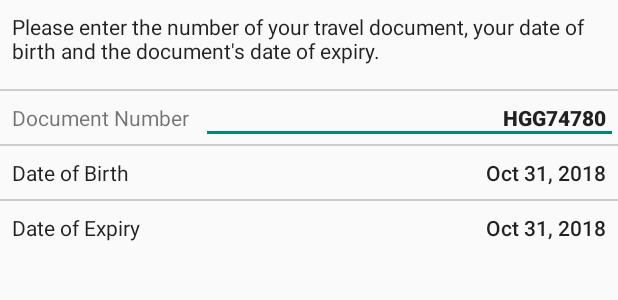
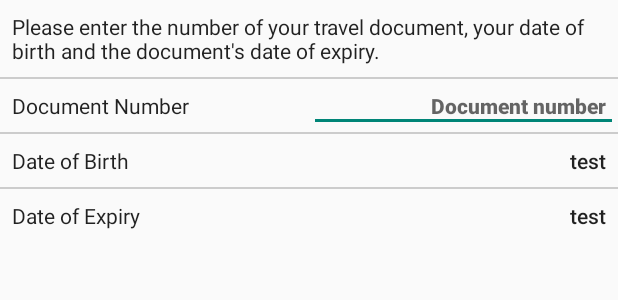
Before and after one commit to AppliedRecognition/Passport-Reader-Android, an Android app: the layout fragment_bacmanual_input.xml on its own in the app's theme, with its tools: preview values and no code run, on a phone screen of 412 x 824 dp. Shown: the top 300 px of the screen. Run offline under Robolectric (Android 15) with nearby library versions, the phone set to English and light mode, and no system bars.

Commit message:
Added old folders to ignore. Updated BAC input table view.

```diff
--- a/mrtdreader/src/main/res/layout/fragment_bacmanual_input.xml
+++ b/mrtdreader/src/main/res/layout/fragment_bacmanual_input.xml
@@ -1,15 +1,10 @@
-<ScrollView  xmlns:android="http://schemas.android.com/apk/res/android"
-    xmlns:app="http://schemas.android.com/apk/res-auto"
+<TableLayout xmlns:android="http://schemas.android.com/apk/res/android"
     xmlns:tools="http://schemas.android.com/tools"
-    tools:context=".BACInputFragment"
     android:layout_width="match_parent"
-    android:layout_height="match_parent">
-<android.support.constraint.ConstraintLayout
-    android:layout_width="match_parent"
-    android:layout_height="wrap_content">
+    android:layout_height="wrap_content"
+    tools:context=".BACInputFragment">
 
     <TextView
-        android:id="@+id/textView2"
         android:layout_width="match_parent"
         android:layout_height="wrap_content"
         android:padding="@dimen/bac_table_padding"
@@ -17,22 +12,17 @@
         android:textAlignment="viewStart"
         android:textAppearance="@style/TextAppearance.AppCompat.Body1" />
 
-    <View
-        android:id="@+id/separator1"
-        android:layout_width="match_parent"
-        android:layout_height="1dp"
-        android:layout_marginTop="8dp"
-        android:background="@color/bacTableRowSeparator"
-        app:layout_constraintTop_toBottomOf="@id/textView2" />
+    <View android:layout_width="match_parent" android:layout_height="1dp" android:background="@color/bacTableRowSeparator" />
 
+    <TableRow>
 
         <TextView
-        android:id="@+id/textView3"
             android:layout_width="0dp"
             android:layout_height="wrap_content"
+            android:layout_weight="1"
             android:padding="@dimen/bac_table_padding"
             android:text="@string/pp_info_lbl_doc_number"
-        app:layout_constraintTop_toBottomOf="@id/separator1" />
+            android:textAppearance="@style/TextAppearance.AppCompat.Body1" />
 
         <EditText
             android:id="@+id/txt_doc_number"
@@ -45,31 +35,23 @@
             android:maxLength="9"
             android:maxLines="1"
             android:padding="@dimen/bac_table_padding"
-        android:text="HGG74780"
+            android:singleLine="false"
             android:textAlignment="viewEnd"
             android:textAppearance="@style/TextAppearance.AppCompat.Body2"
-        android:textStyle="bold"
-        app:layout_constraintEnd_toEndOf="parent"
-        app:layout_constraintStart_toEndOf="@+id/textView3"
-        app:layout_constraintTop_toBottomOf="@id/separator1" />
+            android:textStyle="bold" />
+    </TableRow>
 
-    <View
-        android:id="@+id/separator2"
-        android:layout_width="match_parent"
-        android:layout_height="1dp"
-        android:background="@color/bacTableRowSeparator"
-        app:layout_constraintTop_toBottomOf="@id/textView3"/>
+    <View android:layout_width="match_parent" android:layout_height="1dp" android:background="@color/bacTableRowSeparator" />
+
+    <TableRow>
 
         <TextView
-        android:id="@+id/textView4"
             android:layout_width="0dp"
             android:layout_height="wrap_content"
             android:layout_weight="1"
             android:padding="@dimen/bac_table_padding"
             android:text="@string/pp_info_lbl_dob"
-        android:textAppearance="@style/TextAppearance.AppCompat.Body1"
-        app:layout_constraintStart_toStartOf="parent"
-        app:layout_constraintTop_toBottomOf="@id/separator2"/>
+            android:textAppearance="@style/TextAppearance.AppCompat.Body1" />
 
         <TextView
             android:id="@+id/tv_dob"
@@ -78,28 +60,22 @@
             android:layout_weight="1"
             android:gravity="end"
             android:padding="8dp"
-        android:text="Oct 31, 2018"
+            android:text="test"
             android:textAlignment="viewEnd"
-        android:textAppearance="@style/TextAppearance.AppCompat.Body2"
-        app:layout_constraintEnd_toEndOf="parent"
-        app:layout_constraintTop_toBottomOf="@id/separator2"/>
+            android:textAppearance="@style/TextAppearance.AppCompat.Body2" />
+    </TableRow>
 
-    <View
-        android:id="@+id/separator3"
-        android:layout_width="match_parent"
-        android:layout_height="1dp"
-        android:background="@color/bacTableRowSeparator"
-        app:layout_constraintTop_toBottomOf="@id/textView4"/>
+    <View android:layout_width="match_parent" android:layout_height="1dp" android:background="@color/bacTableRowSeparator" />
+
+    <TableRow>
 
         <TextView
-        android:id="@+id/textView5"
             android:layout_width="0dp"
             android:layout_height="wrap_content"
             android:layout_weight="1"
             android:padding="@dimen/bac_table_padding"
             android:text="@string/pp_info_lbl_doc_expiry"
-        android:textAppearance="@style/TextAppearance.AppCompat.Body1"
-        app:layout_constraintTop_toBottomOf="@id/separator3"/>
+            android:textAppearance="@style/TextAppearance.AppCompat.Body1" />
 
         <TextView
             android:id="@+id/tv_expiry"
@@ -108,11 +84,8 @@
             android:layout_weight="1"
             android:gravity="end"
             android:padding="8dp"
-        android:text="Oct 31, 2018"
+            android:text="test"
             android:textAlignment="viewEnd"
-        android:textAppearance="@style/TextAppearance.AppCompat.Body2"
-        app:layout_constraintTop_toBottomOf="@id/separator3"
-        app:layout_constraintStart_toEndOf="@id/textView5"
-        app:layout_constraintEnd_toEndOf="parent"/>
-</android.support.constraint.ConstraintLayout>
-</ScrollView>
+            android:textAppearance="@style/TextAppearance.AppCompat.Body2" />
+    </TableRow>
+</TableLayout>
--- a/testapp/build.gradle
+++ b/testapp/build.gradle
@@ -11,7 +11,7 @@ android {
         minSdkVersion 19
         targetSdkVersion 26
         versionCode 1
-        versionName "1.0.1"
+        versionName "1.0.2"
         multiDexEnabled true
 
         testInstrumentationRunner "android.support.test.runner.AndroidJUnitRunner"
```
Also changed, not shown: 1 other file. Lines whose indentation alone changed are shown as unchanged.
